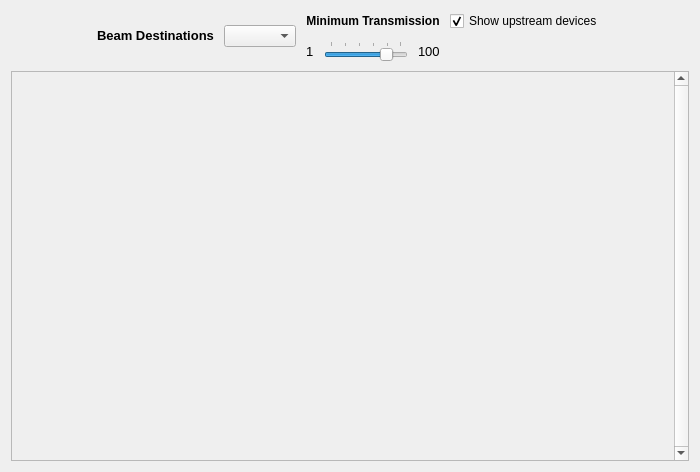
Old version of the form lightpath/ui/lightapp.ui in the repository pcdshub/lightpath.
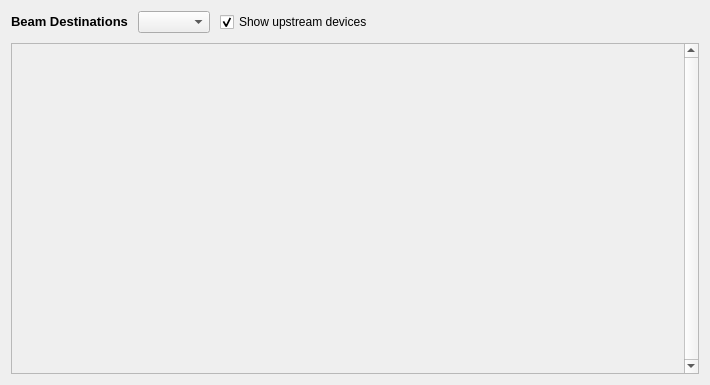
New version of the form.

Commit message: DEP: Deprecate transmission concept

What changed in the file:
```diff
--- a/lightpath/ui/lightapp.ui
+++ b/lightpath/ui/lightapp.ui
@@ -6,8 +6,8 @@
    <rect>
     <x>0</x>
     <y>0</y>
-    <width>700</width>
-    <height>472</height>
+    <width>710</width>
+    <height>385</height>
    </rect>
   </property>
   <property name="sizePolicy">
@@ -42,22 +42,6 @@
      </property>
      <item>
       <layout class="QHBoxLayout" name="header_layout">
-       <item>
-        <spacer name="horizontalSpacer_2">
-         <property name="orientation">
-          <enum>Qt::Horizontal</enum>
-         </property>
-         <property name="sizeType">
-          <enum>QSizePolicy::Expanding</enum>
-         </property>
-         <property name="sizeHint" stdset="0">
-          <size>
-           <width>5</width>
-           <height>20</height>
-          </size>
-         </property>
-        </spacer>
-       </item>
        <item>
         <layout class="QHBoxLayout" name="button_layout">
          <item>
@@ -85,7 +69,7 @@
          </item>
          <item>
           <layout class="QGridLayout" name="gridLayout">
-           <item row="0" column="1">
+           <item row="0" column="0">
             <widget class="QCheckBox" name="upstream_check">
              <property name="enabled">
               <bool>true</bool>
@@ -101,81 +85,6 @@
              </property>
             </widget>
            </item>
-           <item row="0" column="0">
-            <widget class="QLabel" name="label">
-             <property name="font">
-              <font>
-               <weight>75</weight>
-               <bold>true</bold>
-              </font>
-             </property>
-             <property name="text">
-              <string>Minimum Transmission</string>
-             </property>
-             <property name="alignment">
-              <set>Qt::AlignCenter</set>
-             </property>
-            </widget>
-           </item>
-           <item row="2" column="0">
-            <layout class="QHBoxLayout" name="horizontalLayout">
-             <item>
-              <widget class="QLabel" name="label_2">
-               <property name="font">
-                <font>
-                 <pointsize>10</pointsize>
-                </font>
-               </property>
-               <property name="text">
-                <string>1</string>
-               </property>
-              </widget>
-             </item>
-             <item>
-              <widget class="QSlider" name="transmission_slider">
-               <property name="minimum">
-                <number>1</number>
-               </property>
-               <property name="maximum">
-                <number>100</number>
-               </property>
-               <property name="value">
-                <number>80</number>
-               </property>
-               <property name="tracking">
-                <bool>false</bool>
-               </property>
-               <property name="orientation">
-                <enum>Qt::Horizontal</enum>
-               </property>
-               <property name="invertedAppearance">
-                <bool>false</bool>
-               </property>
-               <property name="invertedControls">
-                <bool>false</bool>
-               </property>
-               <property name="tickPosition">
-                <enum>QSlider::TicksAbove</enum>
-               </property>
-               <property name="tickInterval">
-                <number>20</number>
-               </property>
-              </widget>
-             </item>
-             <item>
-              <widget class="QLabel" name="label_3">
-               <property name="font">
-                <font>
-                 <pointsize>10</pointsize>
-                </font>
-               </property>
-               <property name="text">
-                <string>100</string>
-               </property>
-              </widget>
-             </item>
-            </layout>
-           </item>
           </layout>
          </item>
         </layout>
@@ -246,8 +155,8 @@
          <rect>
           <x>0</x>
           <y>0</y>
-          <width>664</width>
-          <height>386</height>
+          <width>674</width>
+          <height>325</height>
          </rect>
         </property>
         <property name="sizePolicy">
```
The commit also changes 2 other files.
